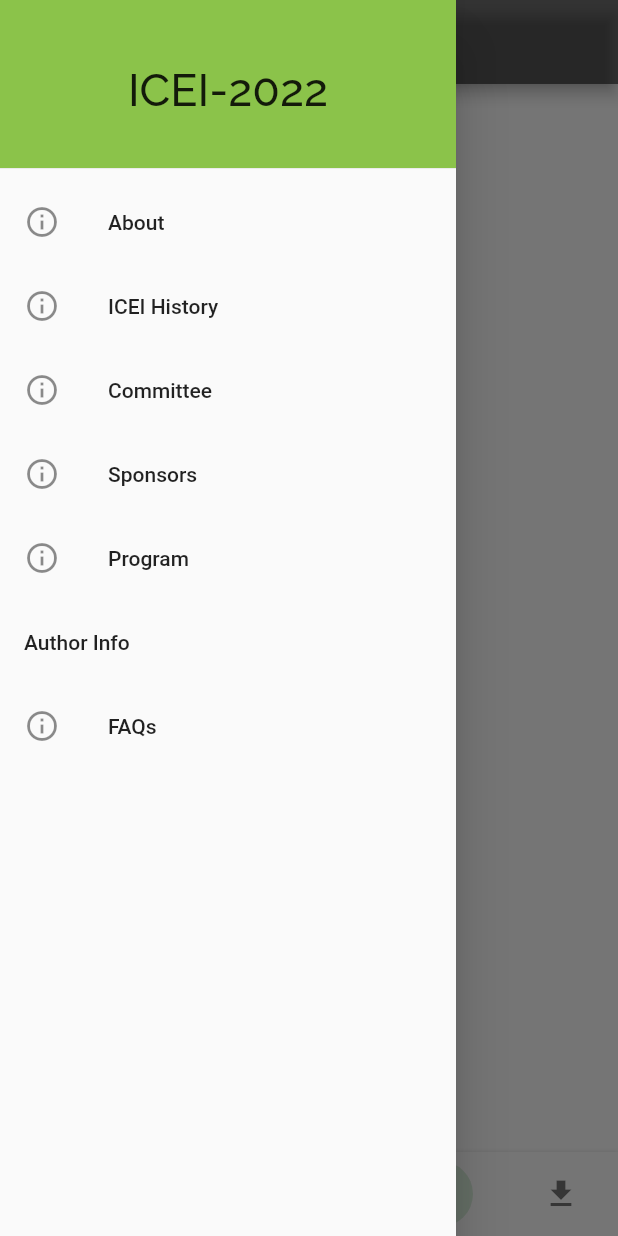
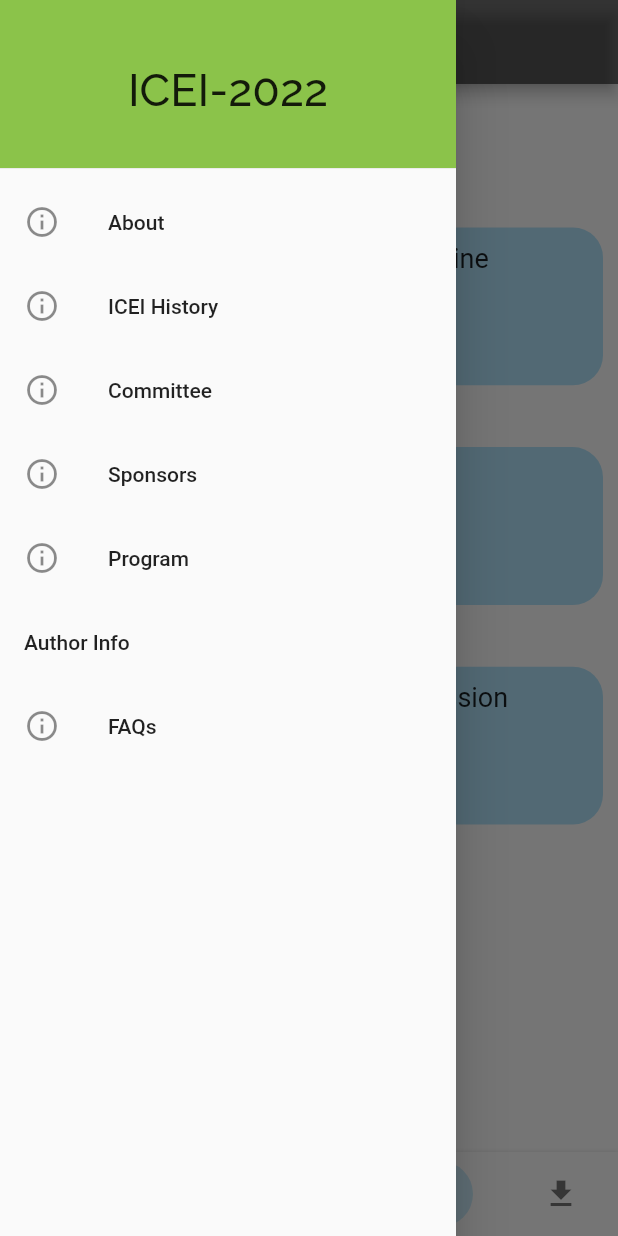
Before and after one commit to anupampatil44/pict-icei, a Flutter app: the screen it shows after launch, item 3 of the bottom bar chosen, with the side drawer open, on a phone screen of 412 x 824 dp. Run offline on Flutter 3.47's test engine with Material 2 defaults, Android fonts, the phone set to English and light mode, and no system bars; drawn by our look-alikes of bottom_navy_bar; our stand-ins replace fluttertoast, page_transition; missing offline and left inert: flutter_pdfview.

Commit message:
schedule & downloads done

```diff
--- a/lib/bottom-tabs/tab3.dart
+++ b/lib/bottom-tabs/tab3.dart
@@ -5,8 +5,56 @@ class Tab3 extends StatelessWidget {
 
   @override
   Widget build(BuildContext context) {
+    final mediaQuery = MediaQuery.of(context).size;
+    return Center(
+      child: Padding(
+        padding: const EdgeInsets.all(10.0),
+        child: Column(
+          children: [
+            SizedBox(height: mediaQuery.height * 0.02),
+            Text(
+              "Schedules Page",
+              style: TextStyle(fontSize: 24, fontWeight: FontWeight.bold),
+            ),
+            SizedBox(height: mediaQuery.height * 0.05),
+            scheduleContainer("Problem Submission Deadline", "October 10, 2021",
+                mediaQuery.height * 0.05),
+            SizedBox(height: mediaQuery.height * 0.05),
+            scheduleContainer("Acceptance Notification", "November 12, 2021",
+                mediaQuery.height * 0.05),
+            SizedBox(height: mediaQuery.height * 0.05),
+            scheduleContainer("Camera Ready Paper Submission",
+                "December 20, 2021", mediaQuery.height * 0.05)
+          ],
+        ),
+      ),
+    );
+  }
+
+  Widget scheduleContainer(String title, String date, double height) {
     return Container(
-      child: Text("Schedule Page"),
+      width: double.infinity,
+      decoration: BoxDecoration(
+        color: Colors.lightBlue[100],
+        borderRadius: BorderRadius.circular(20),
+      ),
+      child: Padding(
+        padding: const EdgeInsets.all(10.0),
+        child: Column(
+          mainAxisAlignment: MainAxisAlignment.center,
+          children: [
+            Text(
+              title,
+              style: TextStyle(fontSize: 18, fontWeight: FontWeight.w400),
+            ),
+            SizedBox(height: height),
+            Text(
+              date,
+              style: TextStyle(fontSize: 20, fontWeight: FontWeight.bold),
+            ),
+          ],
+        ),
+      ),
     );
   }
 }
--- a/lib/pages/homelayout.dart
+++ b/lib/pages/homelayout.dart
@@ -59,28 +59,28 @@ class _homeState extends State<homelayout> {
             title: Text('Home'),
             textAlign: TextAlign.center,
             icon: Icon(Icons.home),
-            activeColor: Colors.green,
+            activeColor: Colors.lightBlue,
             inactiveColor: Colors.black54,
           ),
           BottomNavyBarItem(
             title: Text('Gallery'),
             icon: Icon(Icons.photo_album),
             textAlign: TextAlign.center,
-            activeColor: Colors.green,
+            activeColor: Colors.lightBlue,
             inactiveColor: Colors.black54,
           ),
           BottomNavyBarItem(
             title: Text('Schedule'),
             icon: Icon(Icons.calendar_today),
             textAlign: TextAlign.center,
-            activeColor: Colors.green,
+            activeColor: Colors.lightBlue,
             inactiveColor: Colors.black54,
           ),
           BottomNavyBarItem(
             title: Text('Downloads'),
             icon: Icon(Icons.download),
             textAlign: TextAlign.center,
-            activeColor: Colors.green,
+            activeColor: Colors.lightBlue,
             inactiveColor: Colors.black54,
           )
         ],
```
Also changed, not shown: lib/bottom-tabs/tab4.dart (+89 -2 lines), lib/utils/pdf_viewer.dart (added, +65 -0 lines), pubspec.yaml (+10 -0 lines), pubspec.lock, 2 other files.
